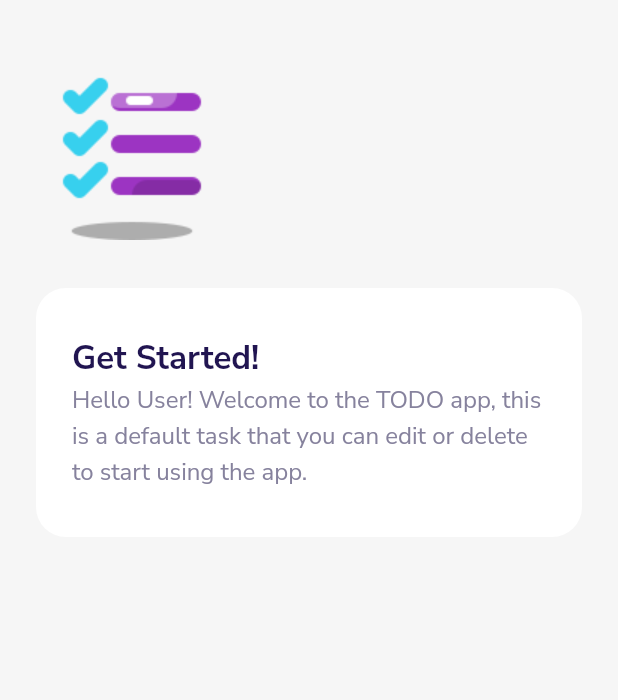
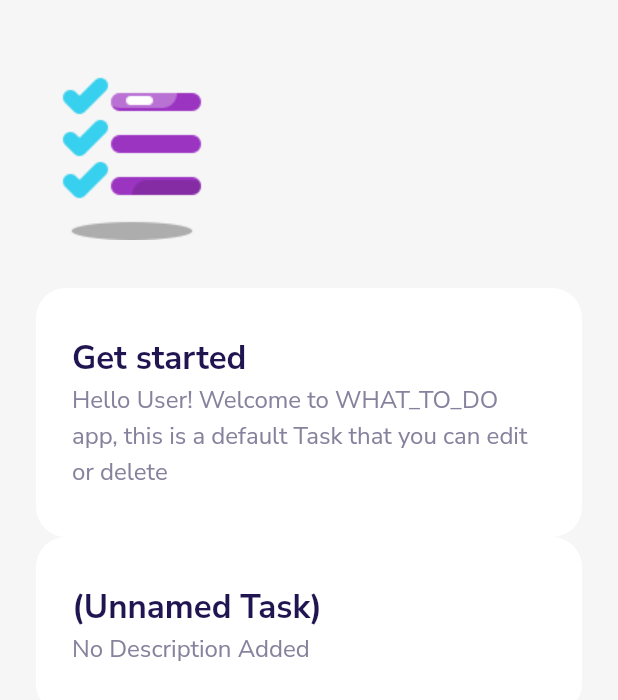
Before and after one commit to Mozart299/flutter_todo_app, a Flutter app: the screen it shows after launch, on a phone screen of 412 x 824 dp. Shown: the top 700 px of the screen. Run offline on Flutter 3.47's test engine with Material 2 defaults, Android fonts, the phone set to English and light mode, and no system bars; our stand-ins replace google_fonts.

Commit message:
second commit

```diff
--- a/lib/screens/homepage.dart
+++ b/lib/screens/homepage.dart
@@ -1,7 +1,7 @@
+// ignore_for_file: prefer_const_constructors, duplicate_ignore
+
 import 'package:flutter/material.dart';
 import 'package:flutter_todo_app/widgets.dart';
-
-
 
 class Homepage extends StatefulWidget {
   const Homepage({super.key});
@@ -18,11 +18,11 @@ class _HomepageState extends State<Homepage> {
       body: SafeArea(
         child: Container(
           width: double.infinity,
-          padding: const EdgeInsets.symmetric(
+          padding: EdgeInsets.symmetric(
             horizontal: 24.0,
             vertical: 32.0,
           ),
-          color: const Color(0XFFF6F6F6),
+          color: Color(0XFFF6F6F6),
           child: Column(
             crossAxisAlignment: CrossAxisAlignment.start,
             // ignore: prefer_const_literals_to_create_immutables
@@ -32,17 +32,18 @@ class _HomepageState extends State<Homepage> {
                 margin: EdgeInsets.only(
                   bottom: 32.0,
                 ),
-                child: const Image(
-                  image: AssetImage(
-                    'assets/images/todo_logo.png'
-                  )
-                ),
+                child: Image(image: AssetImage('assets/images/todo_logo.png')),
               ),
-            const TaskCardWidget(),
-          ],
+              // ignore: prefer_const_constructors
+              TaskCardWidget(
+                title: "Get started",
+                desc: "Hello User! Welcome to WHAT_TO_DO app, this is a default Task that you can edit or delete",
+              ),
+              TaskCardWidget(),
+            ],
+          ),
         ),
       ),
-     ),
     );
   }
 }
--- a/lib/widgets.dart
+++ b/lib/widgets.dart
@@ -1,14 +1,18 @@
+// ignore_for_file: prefer_const_constructors_in_immutables, prefer_const_constructors
+
 import 'package:flutter/material.dart';
 
 class TaskCardWidget extends StatelessWidget {
-  const TaskCardWidget({super.key});
+  final String title;
+  final String desc;
+  TaskCardWidget({super.key, this.title, this.desc});
 
   @override
   Widget build(BuildContext context) {
     // ignore: avoid_unnecessary_containers
     return Container(
       width: double.infinity,
-      padding: const EdgeInsets.symmetric(
+      padding: EdgeInsets.symmetric(
         horizontal: 24.0,
         vertical: 32.0,
       ),
@@ -18,9 +22,9 @@ class TaskCardWidget extends StatelessWidget {
       ),
       child: Column(
         crossAxisAlignment: CrossAxisAlignment.start,
-        children: const [
+        children: [
           Text(
-            "Get Started!",
+            title ?? "(Unnamed Task)",
             style: TextStyle(
               color: Color.fromRGBO(33, 21, 81, 1),
               fontSize: 22.0,
@@ -28,7 +32,7 @@ class TaskCardWidget extends StatelessWidget {
             ),
           ),
           Text(
-            "Hello User! Welcome to the TODO app, this is a default task that you can edit or delete to start using the app.",
+            desc ?? "No Description Added",
             style: TextStyle(
               fontSize: 16.0,
               color: Color(0xff86829d),
```
